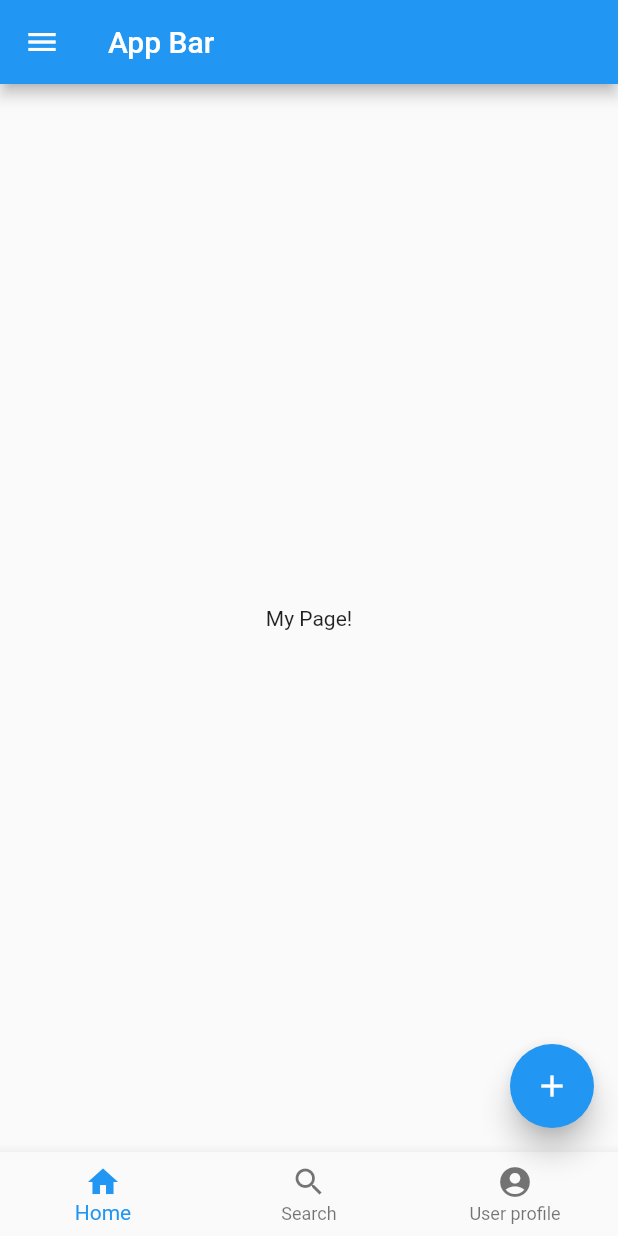
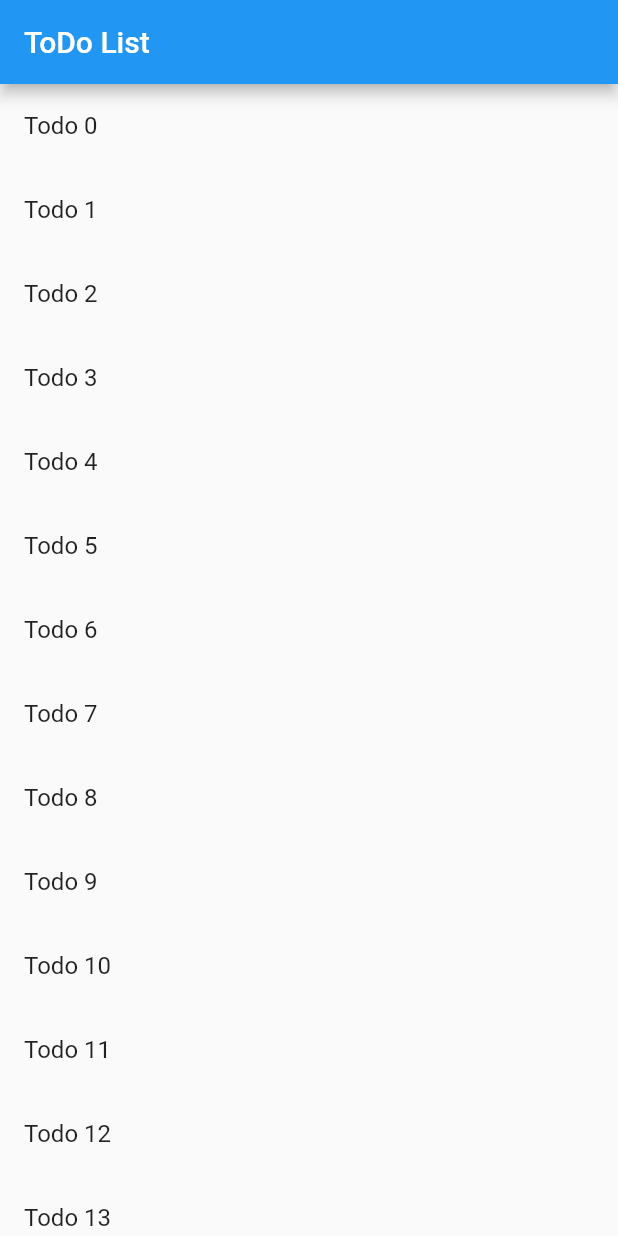
Before and after one commit to vinodkumarvijayan/my_flutter_sample_app, a Flutter app: the screen it shows after launch, on a phone screen of 412 x 824 dp. Run offline on Flutter 3.47's test engine with Material 2 defaults, Android fonts, the phone set to English and light mode, and no system bars.

Commit message:
Added todo list test

```diff
--- /dev/null
+++ b/lib/DetailsScreen.dart
@@ -0,0 +1,18 @@
+import 'package:flutter/material.dart';
+
+import 'main.dart';
+
+class DetailScreen extends StatelessWidget {
+  final ToDo todo;
+
+  const DetailScreen({super.key, required this.todo});
+
+  @override
+  Widget build(BuildContext context) {
+    return Scaffold(
+        appBar: AppBar(title: Text(todo.title)),
+        body: Center(
+          child: Text(todo.description),
+        ));
+  }
+}
--- /dev/null
+++ b/lib/ToDo.dart
@@ -0,0 +1,35 @@
+import 'package:flutter/cupertino.dart';
+import 'package:flutter/material.dart';
+
+import 'DetailsScreen.dart';
+import 'main.dart';
+
+class ToDoScreen extends StatelessWidget {
+  List<ToDo> listTodo;
+
+  ToDoScreen({super.key, required this.listTodo});
+
+  // ToDoScreen(this.listTodo, {Key? key}) : super(key: key);
+
+  @override
+  Widget build(BuildContext context) {
+    return Scaffold(
+      appBar: AppBar(title: Text("ToDo List")),
+      body: ListView.builder(
+        itemCount: listTodo.length,
+        itemBuilder: (context, index) {
+          return ListTile(
+            title: Text(listTodo.elementAt(index).title),
+            onTap: () {
+              Navigator.push(
+                  context,
+                  MaterialPageRoute(
+                      builder: (context) =>
+                          DetailScreen(todo: listTodo[index])));
+            },
+          );
+        },
+      ),
+    );
+  }
+}
--- a/lib/drawerdemo.dart
+++ b/lib/drawerdemo.dart
@@ -7,7 +7,7 @@ class MyDrawer extends StatelessWidget {
   @override
   Widget build(BuildContext context) {
     return Drawer(
-        backgroundColor: Colors.brown,
+        backgroundColor: Colors.grey,
         child: ListView(
           padding: EdgeInsets.zero,
           children: [
--- a/lib/main.dart
+++ b/lib/main.dart
@@ -1,18 +1,27 @@
 import 'package:flutter/material.dart';
-import 'package:my_flutter_sample_app/MyHomeScreen.dart';
+
+import 'ToDo.dart';
+
+class ToDo {
+  final String title;
+  final String description;
+
+  ToDo(this.title, this.description);
+}
 
 void main() {
-  runApp(const MyApp());
+  runApp(MyApp());
 }
 
 class MyApp extends StatelessWidget {
-  const MyApp({Key? key}) : super(key: key);
+  MyApp({Key? key}) : super(key: key);
+  String myMessage = "Hello All";
 
   // This widget is the root of your application.
   @override
   Widget build(BuildContext context) {
     return MaterialApp(
-      title: 'My Flutter Sample App',
+        /*title: 'My Flutter Sample App',
       debugShowCheckedModeBanner: false,
       theme: ThemeData(
         // This is the theme of your application.
@@ -26,7 +35,14 @@
         // is not restarted.
         primarySwatch: Colors.blue,
       ),
-      home: const MyHomeScreen(),
-    );
+      home: const MyHomeScreen(),*/
+        /*initialRoute: "/",
+      routes: {
+        "/": (context) => HomePage(),
+        "/second": (context) => SecondScreen(this.myMessage)
+      },*/
+        home: ToDoScreen(
+            listTodo: List.generate(
+                20, (index) => ToDo('Todo $index', 'description $index'))));
   }
 }
```
Also changed, not shown: lib/homepage.dart (added, +22 -0 lines), lib/secondscreen.dart (added, +24 -0 lines).
